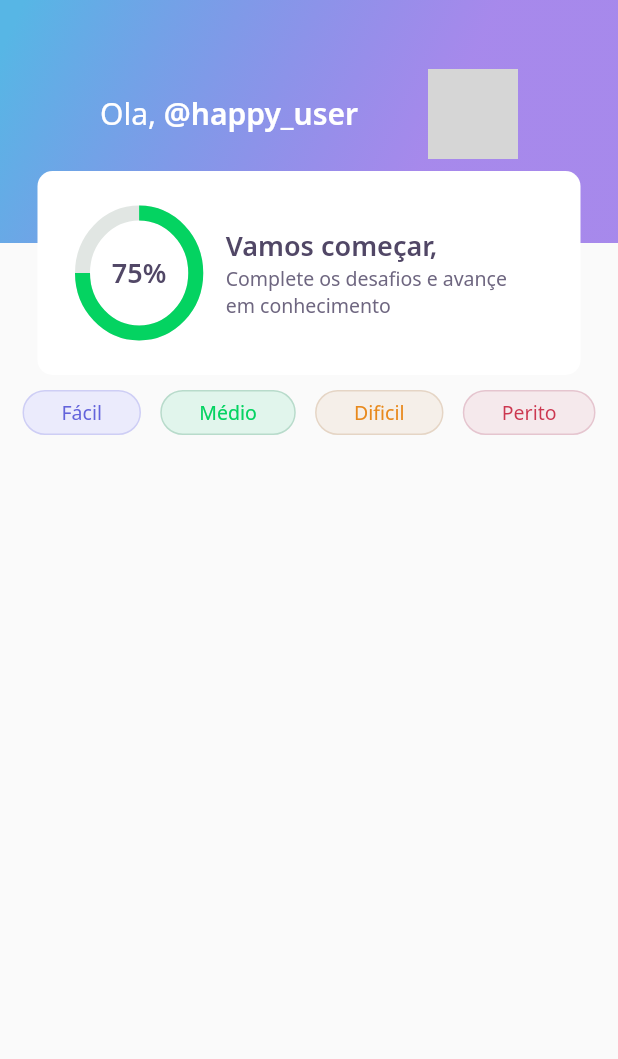
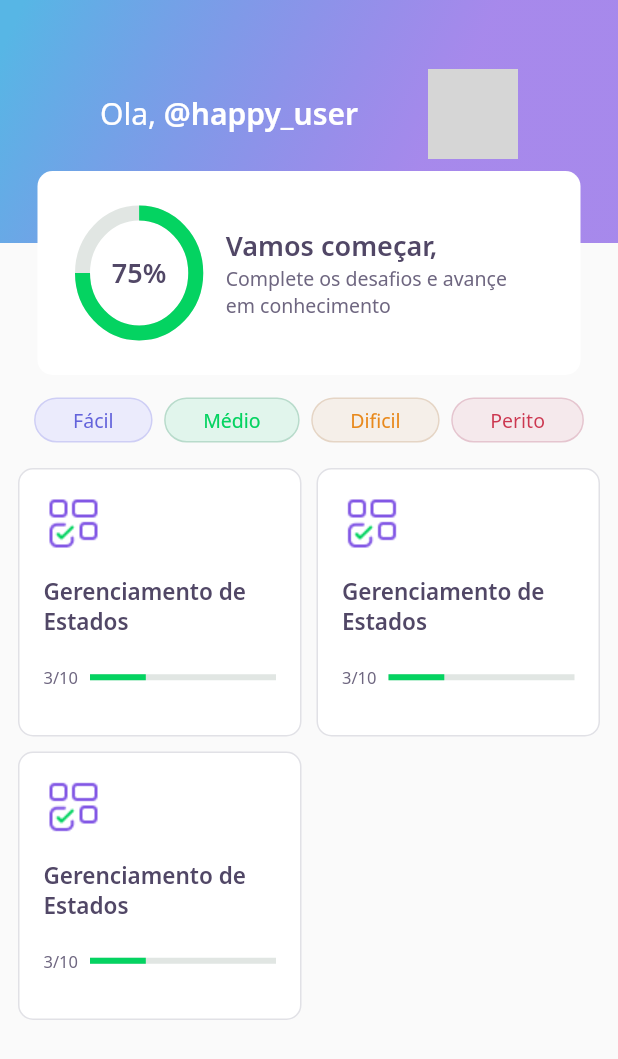
Before and after one commit to dede999/DevQuiz, a Flutter app: the screen it shows after launch, on a phone screen of 412 x 824 dp. Shown: the top 1059 px of the screen. Run offline on Flutter 3.47's test engine with Material 2 defaults, Android fonts, the phone set to English and light mode, and no system bars; our stand-ins replace google_fonts; network calls fail; grey boxes are pictures that could not be loaded.

Commit message:
Add Quiz Card widget

```diff
--- a/lib/home/home_page.dart
+++ b/lib/home/home_page.dart
@@ -1,5 +1,6 @@
 import 'package:dev_quiz/home/widgets/app_bar.dart';
 import 'package:dev_quiz/home/widgets/level-button-widget.dart';
+import 'package:dev_quiz/home/widgets/quiz_card_widget.dart';
 import 'package:flutter/material.dart';
 
 class HomePage extends StatefulWidget {
@@ -14,8 +15,10 @@ class _HomePageState extends State<HomePage> {
   Widget build(BuildContext context) {
     return Scaffold(
       appBar: AppBarWidgets(),
-      body: Padding(
-        padding: const EdgeInsets.symmetric(vertical: 10, horizontal: 15),
+      body: Column(
+        children: [
+          Padding(
+            padding: const EdgeInsets.only(left: 15, top: 15, right: 15),
             child: Row(
               children: [
                 LevelButtonWidget(label: 'Fácil'),
@@ -23,8 +26,24 @@ class _HomePageState extends State<HomePage> {
                 LevelButtonWidget(label: 'Dificil'),
                 LevelButtonWidget(label: 'Perito')
               ],
-          mainAxisAlignment: MainAxisAlignment.spaceBetween,
+              mainAxisAlignment: MainAxisAlignment.spaceEvenly,
             ),
+          ),
+          Expanded(
+            child: Padding(
+              padding: const EdgeInsets.all(12.0),
+              child: GridView.count(
+                crossAxisCount: 2,
+                crossAxisSpacing: 10,
+                children: [
+                  QuizCardWidget(),
+                  QuizCardWidget(),
+                  QuizCardWidget()
+                ],
+              ),
+            ),
+          )
+        ],
       ),
     );
   }
--- /dev/null
+++ b/lib/home/widgets/quiz_card_widget.dart
@@ -0,0 +1,44 @@
+import 'package:dev_quiz/core/core.dart';
+import 'package:flutter/material.dart';
+
+class QuizCardWidget extends StatelessWidget {
+  // const QuizCardWidget({Key key}) : super(key: key);
+
+  @override
+  Widget build(BuildContext context) {
+    return Container(
+      padding: const EdgeInsets.all(16.0),
+      margin: const EdgeInsets.symmetric(vertical: 5),
+      decoration: BoxDecoration(
+          border: Border.fromBorderSide(BorderSide(color: AppColors.border)),
+          color: AppColors.white,
+          borderRadius: BorderRadius.circular(10)),
+      child: Column(
+        crossAxisAlignment: CrossAxisAlignment.start,
+        children: [
+          Container(
+              height: 40, width: 40, child: Image.asset(AppImages.blocks)),
+          SizedBox(height: 15),
+          Text('Gerenciamento de Estados', style: AppTextStyles.heading15),
+          SizedBox(height: 20),
+          Row(
+            mainAxisAlignment: MainAxisAlignment.start,
+            children: [
+              Expanded(
+                  flex: 1, child: Text('3/10', style: AppTextStyles.body11)),
+              Expanded(
+                flex: 4,
+                child: LinearProgressIndicator(
+                  value: 0.3,
+                  backgroundColor: AppColors.chartSecondary,
+                  valueColor:
+                      AlwaysStoppedAnimation<Color>(AppColors.chartPrimary),
+                ),
+              )
+            ],
+          )
+        ],
+      ),
+    );
+  }
+}
```
Lines whose indentation alone changed are shown as unchanged.
